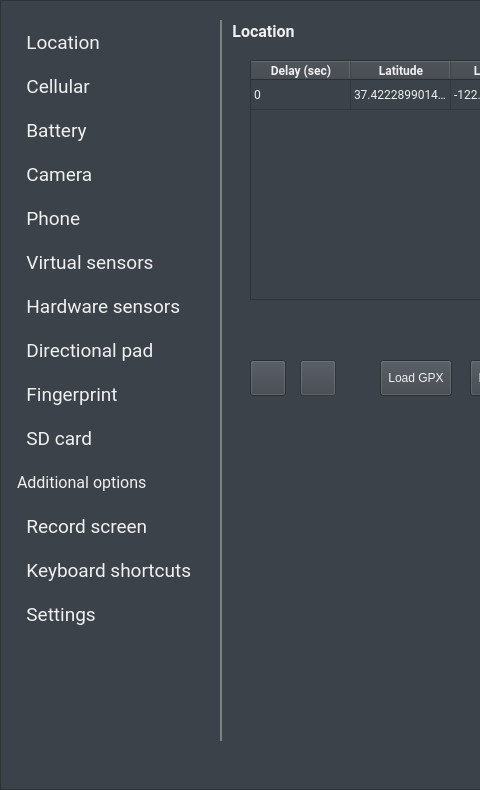
First picture: the form in android/skin/qt/extended.ui, repository vicamo/libandroid-emugl, before the edit; both pictures show x 0 to 480 and y 0 to 790 of the 960 by 790 pixel window.
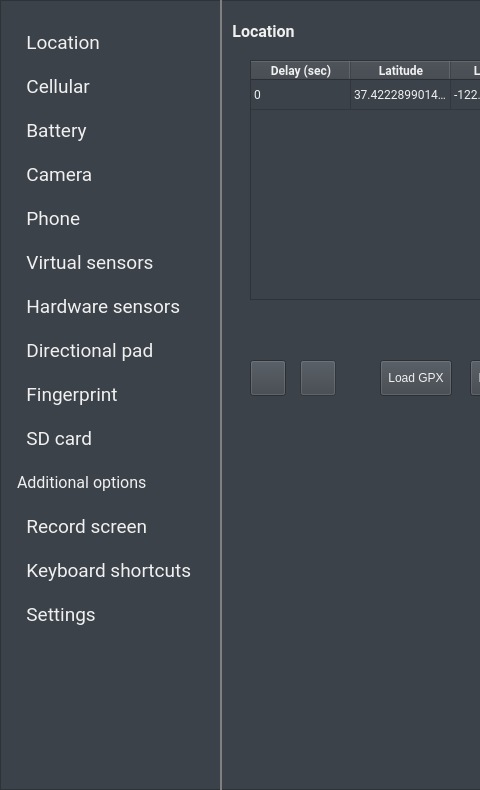
Second picture: the form after the edit. Icons and pictures are not drawn.

Commit message:
Fix the edges of the extended tabs
The top, left, and bottom edges showed the wrong color.
Also correct the color of the Call Device button when
it is disabled.

The edit to the form file:
```diff
--- a/android/skin/qt/extended.ui
+++ b/android/skin/qt/extended.ui
@@ -2155,9 +2155,9 @@
   <widget class="QPushButton" name="telephoneButton">
    <property name="geometry">
     <rect>
-     <x>16</x>
+     <x>0</x>
      <y>196</y>
-     <width>204</width>
+     <width>220</width>
      <height>44</height>
     </rect>
    </property>
@@ -2171,7 +2171,7 @@
     <bool>false</bool>
    </property>
    <property name="styleSheet">
-    <string notr="true">text-align: left;</string>
+    <string notr="true">text-align: left; padding: 0px 0px 0px 16px;</string>
    </property>
    <property name="text">
     <string>  Phone</string>
@@ -2199,9 +2199,9 @@
   <widget class="QPushButton" name="batteryButton">
    <property name="geometry">
     <rect>
-     <x>16</x>
+     <x>0</x>
      <y>108</y>
-     <width>204</width>
+     <width>220</width>
      <height>44</height>
     </rect>
    </property>
@@ -2215,7 +2215,7 @@
     <bool>false</bool>
    </property>
    <property name="styleSheet">
-    <string notr="true">text-align: left;</string>
+    <string notr="true">text-align: left; padding: 0px 0px 0px 16px;</string>
    </property>
    <property name="text">
     <string>  Battery</string>
@@ -2243,9 +2243,9 @@
   <widget class="QPushButton" name="locationButton">
    <property name="geometry">
     <rect>
-     <x>16</x>
+     <x>0</x>
      <y>20</y>
-     <width>204</width>
+     <width>220</width>
      <height>44</height>
     </rect>
    </property>
@@ -2259,7 +2259,7 @@
     <bool>false</bool>
    </property>
    <property name="styleSheet">
-    <string notr="true">text-align: left;</string>
+    <string notr="true">text-align: left; padding: 0px 0px 0px 16px;</string>
    </property>
    <property name="text">
     <string>  Location</string>
@@ -2287,9 +2287,9 @@
   <widget class="QPushButton" name="cellularButton">
    <property name="geometry">
     <rect>
-     <x>16</x>
+     <x>0</x>
      <y>64</y>
-     <width>204</width>
+     <width>220</width>
      <height>44</height>
     </rect>
    </property>
@@ -2303,7 +2303,7 @@
     <bool>false</bool>
    </property>
    <property name="styleSheet">
-    <string notr="true">text-align: left;</string>
+    <string notr="true">text-align: left; padding: 0px 0px 0px 16px;</string>
    </property>
    <property name="text">
     <string>  Cellular</string>
@@ -2331,9 +2331,9 @@
   <widget class="QPushButton" name="fingerButton">
    <property name="geometry">
     <rect>
-     <x>16</x>
+     <x>0</x>
      <y>372</y>
-     <width>204</width>
+     <width>220</width>
      <height>44</height>
     </rect>
    </property>
@@ -2347,7 +2347,7 @@
     <bool>false</bool>
    </property>
    <property name="styleSheet">
-    <string notr="true">text-align: left;</string>
+    <string notr="true">text-align: left; padding: 0px 0px 0px 16px;</string>
    </property>
    <property name="text">
     <string>  Fingerprint</string>
@@ -2375,9 +2375,9 @@
   <widget class="QPushButton" name="sdButton">
    <property name="geometry">
     <rect>
-     <x>16</x>
+     <x>0</x>
      <y>416</y>
-     <width>204</width>
+     <width>220</width>
      <height>44</height>
     </rect>
    </property>
@@ -2391,7 +2391,7 @@
     <bool>false</bool>
    </property>
    <property name="styleSheet">
-    <string notr="true">text-align: left;</string>
+    <string notr="true">text-align: left; padding: 0px 0px 0px 16px;</string>
    </property>
    <property name="text">
     <string>  SD card</string>
@@ -2419,9 +2419,9 @@
   <widget class="QPushButton" name="cameraButton">
    <property name="geometry">
     <rect>
-     <x>16</x>
+     <x>0</x>
      <y>152</y>
-     <width>204</width>
+     <width>220</width>
      <height>44</height>
     </rect>
    </property>
@@ -2435,7 +2435,7 @@
     <bool>false</bool>
    </property>
    <property name="styleSheet">
-    <string notr="true">text-align: left;</string>
+    <string notr="true">text-align: left; padding: 0px 0px 0px 16px;</string>
    </property>
    <property name="text">
     <string>  Camera</string>
@@ -2463,9 +2463,9 @@
   <widget class="QPushButton" name="virtSensorsButton">
    <property name="geometry">
     <rect>
-     <x>16</x>
+     <x>0</x>
      <y>240</y>
-     <width>204</width>
+     <width>220</width>
      <height>44</height>
     </rect>
    </property>
@@ -2479,7 +2479,7 @@
     <bool>false</bool>
    </property>
    <property name="styleSheet">
-    <string notr="true">text-align: left;</string>
+    <string notr="true">text-align: left; padding: 0px 0px 0px 16px;</string>
    </property>
    <property name="text">
     <string>  Virtual sensors</string>
@@ -2507,9 +2507,9 @@
   <widget class="QPushButton" name="hwSensorsButton">
    <property name="geometry">
     <rect>
-     <x>16</x>
+     <x>0</x>
      <y>284</y>
-     <width>204</width>
+     <width>220</width>
      <height>44</height>
     </rect>
    </property>
@@ -2523,7 +2523,7 @@
     <bool>false</bool>
    </property>
    <property name="styleSheet">
-    <string notr="true">text-align: left;</string>
+    <string notr="true">text-align: left; padding: 0px 0px 0px 16px;</string>
    </property>
    <property name="text">
     <string>  Hardware sensors</string>
@@ -2551,9 +2551,9 @@
   <widget class="QPushButton" name="dpadButton">
    <property name="geometry">
     <rect>
-     <x>16</x>
+     <x>0</x>
      <y>328</y>
-     <width>204</width>
+     <width>220</width>
      <height>44</height>
     </rect>
    </property>
@@ -2567,7 +2567,7 @@
     <bool>false</bool>
    </property>
    <property name="styleSheet">
-    <string notr="true">text-align: left;</string>
+    <string notr="true">text-align: left; padding: 0px 0px 0px 16px;</string>
    </property>
    <property name="text">
     <string>  Directional pad</string>
@@ -2596,9 +2596,9 @@
    <property name="geometry">
     <rect>
      <x>220</x>
-     <y>20</y>
+     <y>0</y>
      <width>2</width>
-     <height>721</height>
+     <height>790</height>
     </rect>
    </property>
    <property name="styleSheet">
@@ -2617,9 +2617,9 @@
   <widget class="QPushButton" name="settingsButton">
    <property name="geometry">
     <rect>
-     <x>16</x>
+     <x>0</x>
      <y>592</y>
-     <width>204</width>
+     <width>220</width>
      <height>44</height>
     </rect>
    </property>
@@ -2633,7 +2633,7 @@
     <bool>false</bool>
    </property>
    <property name="styleSheet">
-    <string notr="true">text-align: left;</string>
+    <string notr="true">text-align: left; padding: 0px 0px 0px 16px;</string>
    </property>
    <property name="text">
     <string>  Settings</string>
@@ -2664,17 +2664,17 @@
    </property>
    <property name="geometry">
     <rect>
-     <x>16</x>
+     <x>0</x>
      <y>636</y>
-     <width>204</width>
-     <height>105</height>
+     <width>220</width>
+     <height>151</height>
     </rect>
    </property>
    <property name="autoFillBackground">
     <bool>false</bool>
    </property>
    <property name="styleSheet">
-    <string notr="true">text-align: left;</string>
+    <string notr="true">text-align: left; padding: 0px 0px 0px 16px;</string>
    </property>
    <property name="text">
     <string/>
@@ -2698,9 +2698,9 @@
    </property>
    <property name="geometry">
     <rect>
-     <x>16</x>
+     <x>0</x>
      <y>460</y>
-     <width>204</width>
+     <width>220</width>
      <height>44</height>
     </rect>
    </property>
@@ -2714,7 +2714,7 @@
     <bool>false</bool>
    </property>
    <property name="styleSheet">
-    <string notr="true">text-align: left;</string>
+    <string notr="true">text-align: left; padding: 0px 0px 0px 16px;</string>
    </property>
    <property name="text">
     <string>Additional options</string>
@@ -2735,9 +2735,9 @@
   <widget class="QPushButton" name="kbdShortsButton">
    <property name="geometry">
     <rect>
-     <x>16</x>
+     <x>0</x>
      <y>548</y>
-     <width>204</width>
+     <width>220</width>
      <height>44</height>
     </rect>
    </property>
@@ -2751,7 +2751,7 @@
     <bool>false</bool>
    </property>
    <property name="styleSheet">
-    <string notr="true">text-align: left;</string>
+    <string notr="true">text-align: left; padding: 0px 0px 0px 16px;</string>
    </property>
    <property name="text">
     <string>  Keyboard shortcuts</string>
@@ -2779,9 +2779,9 @@
   <widget class="QPushButton" name="recordScrButton">
    <property name="geometry">
     <rect>
-     <x>16</x>
+     <x>0</x>
      <y>504</y>
-     <width>204</width>
+     <width>220</width>
      <height>44</height>
     </rect>
    </property>
@@ -2795,7 +2795,7 @@
     <bool>false</bool>
    </property>
    <property name="styleSheet">
-    <string notr="true">text-align: left;</string>
+    <string notr="true">text-align: left; padding: 0px 0px 0px 16px;</string>
    </property>
    <property name="text">
     <string>  Record screen</string>
```
Left out of the diff: 41 changed lines with no effect on the pictures. The commit also changes 2 other files.
